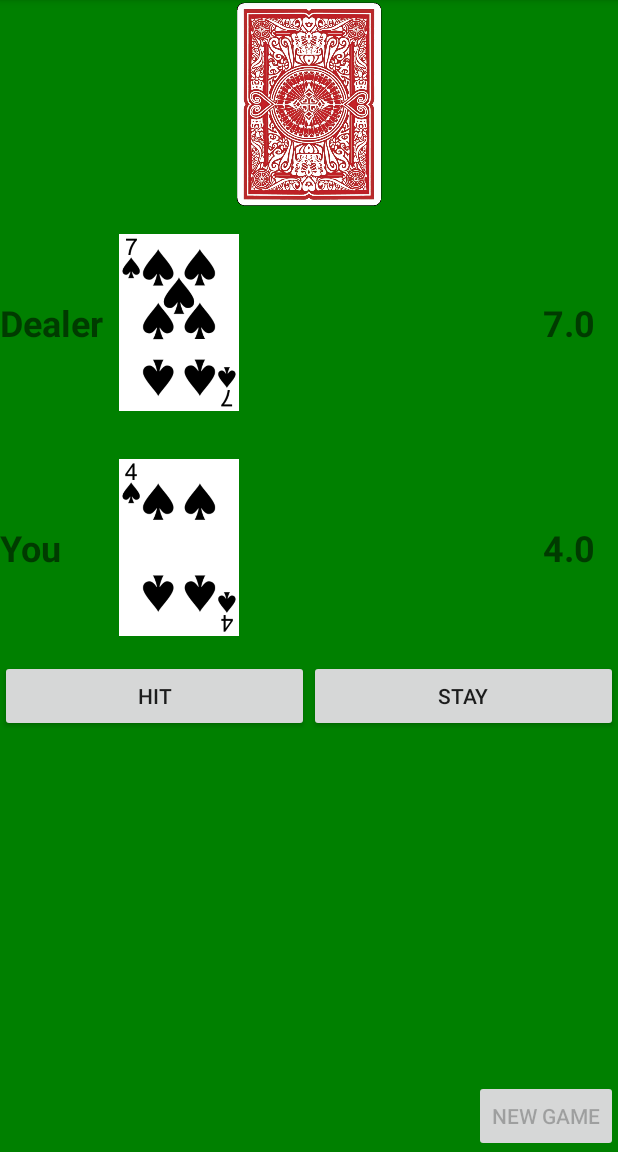
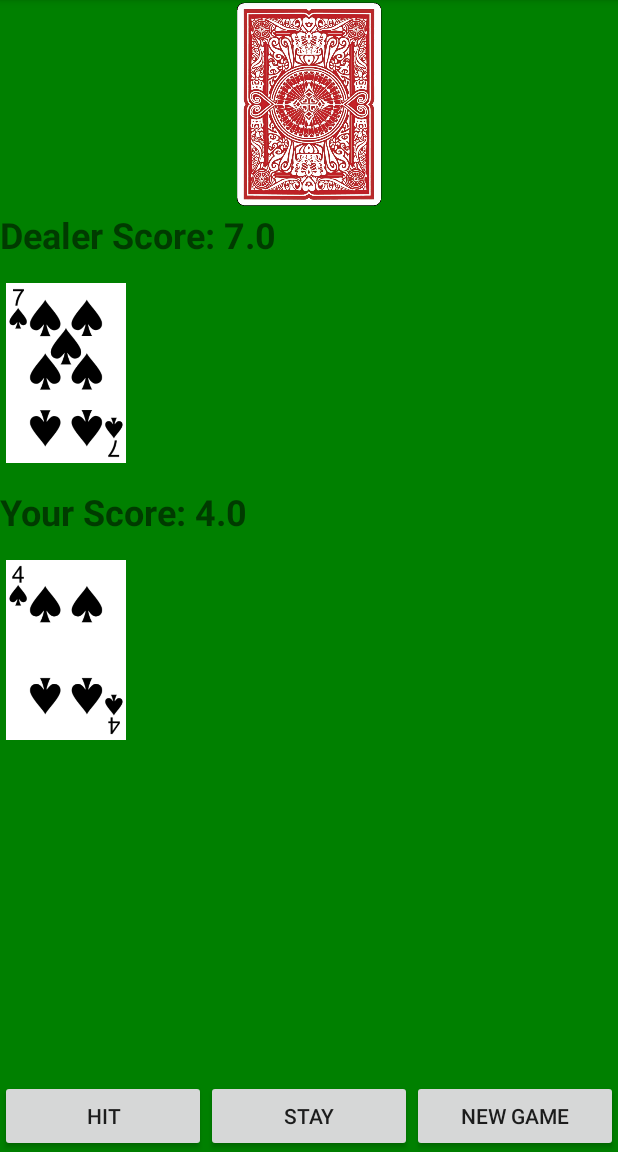
Before and after one commit to kingkung/CreateAndLearn, an Android app: the TenDotFiveActivity screen opened directly, with no data from a screen before it, after a tap on "NEW GAME", on a phone screen of 412 x 824 dp, the part 84-1236 px from its top. Run offline under Robolectric (Android 15) with nearby library versions, the phone set to English and light mode, and no system bars; 2 other taps on this screen came first.

Commit message:
Simplify 10.5 based on Jessie's feedback - put dealer/player label and score in a single text view - do not handle card overlap - do not disable buttons - don't do a 2.5-second delay for the dealer, just show the result immediately show result string in a toast at the bottom

```diff
--- a/app/src/main/java/com/example/user/myapplication/tendotfive/TenDotFiveActivity.java
+++ b/app/src/main/java/com/example/user/myapplication/tendotfive/TenDotFiveActivity.java
@@ -3,21 +3,20 @@ package com.example.user.myapplication.tendotfive;
 import android.os.Bundle;
 import android.os.Handler;
 import android.os.Looper;
-import androidx.annotation.Nullable;
-import androidx.appcompat.app.AppCompatActivity;
 import android.view.LayoutInflater;
-import android.view.View;
-import android.view.ViewGroup;
 import android.widget.Button;
 import android.widget.ImageView;
 import android.widget.LinearLayout;
 import android.widget.TextView;
+import android.widget.Toast;
+
+import androidx.annotation.Nullable;
+import androidx.appcompat.app.AppCompatActivity;
 
 import com.example.user.myapplication.R;
 
 public class TenDotFiveActivity extends AppCompatActivity {
 
-    private final long DEALER_MOVE_DELAY_IN_MILLIS = 2500;
     private final Handler handler = new Handler(Looper.getMainLooper());
 
     private TenDotFiveGame game;
@@ -26,52 +25,38 @@ public class TenDotFiveActivity extends AppCompatActivity {
     private LinearLayout dealerHandLayout;
     private TextView playerScoreTextView;
     private TextView dealerScoreTextView;
-    private TextView gameResultTextView;
-    private ViewGroup buttonContainer;
     private Button hitButton;
     private Button stayButton;
     private Button newGameButton;
+    @Nullable private Toast toast;
 
     @Override
     protected void onCreate(@Nullable Bundle savedInstanceState) {
         super.onCreate(savedInstanceState);
         setContentView(R.layout.ten_and_a_half_activity);
-        buttonContainer = findViewById(R.id.actions);
-        buttonContainer.setVisibility(View.INVISIBLE);
         hitButton = findViewById(R.id.hit);
         hitButton.setOnClickListener((v) -> dealCardToPlayer());
         stayButton = findViewById(R.id.stay);
-        stayButton.setOnClickListener((v) -> startDealerTurn());
+        stayButton.setOnClickListener((v) -> nextDealerMove());
         playerHandLayout = findViewById(R.id.player_cards);
         playerScoreTextView = findViewById(R.id.player_score);
         dealerHandLayout = findViewById(R.id.dealer_cards);
         dealerScoreTextView = findViewById(R.id.dealer_score);
-        gameResultTextView = findViewById(R.id.you_win);
-        gameResultTextView.setVisibility(View.INVISIBLE);
         newGameButton = findViewById(R.id.new_game);
         newGameButton.setOnClickListener((v) -> startNewGame());
     }
 
     private void startNewGame() {
         game = new TenDotFiveGame();
-        newGameButton.setEnabled(false);
-        gameResultTextView.setVisibility(View.INVISIBLE);
-        playerScoreTextView.setText(Double.toString(game.getPlayerTotal()));
-        dealerScoreTextView.setText(Double.toString(game.getDealerTotal()));
+        if (toast != null) {
+            toast.cancel();
+            toast = null;
+        }
         playerHandLayout.removeAllViews();
         dealerHandLayout.removeAllViews();
-        buttonContainer.setVisibility(View.VISIBLE);
-        hitButton.setEnabled(true);
-        stayButton.setEnabled(true);
         // Deal one card to the player and one card to the dealer.
         dealCardToPlayer();
         dealCardToDealer();
-    }
-
-    private void startDealerTurn() {
-        hitButton.setEnabled(false);
-        stayButton.setEnabled(false);
-        nextDealerMove();
     }
 
     private void nextDealerMove() {
@@ -80,24 +65,21 @@ public class TenDotFiveActivity extends AppCompatActivity {
             endGame();
             return;
         }
-        // Otherwise, deal the next dealer card on a 2.5s delay, and recursively call this method.
-        handler.postDelayed(() -> {
-            dealCardToDealer();
-            nextDealerMove();
-        }, DEALER_MOVE_DELAY_IN_MILLIS);
+        // Otherwise, deal the next dealer card, and recursively call this method.
+        dealCardToDealer();
+        nextDealerMove();
     }
 
     private void endGame() {
         handler.removeCallbacksAndMessages(null);
-        gameResultTextView.setVisibility(View.VISIBLE);
-        gameResultTextView.setText(game.getWinner());
-        buttonContainer.setVisibility(View.INVISIBLE);
-        newGameButton.setEnabled(true);
+        toast = Toast.makeText(this, game.getWinner(), Toast.LENGTH_LONG);
+        toast.show();
     }
 
     private void dealCardToPlayer() {
         Card card = game.playerHit();
-        playerScoreTextView.setText(Double.toString(game.getPlayerTotal()));
+        playerScoreTextView.setText(
+                getResources().getString(R.string.player_score, game.getPlayerTotal()));
         inflateCardViewAndAddToLayout(card, playerHandLayout);
         if (game.playerIsBusted()) {
             endGame();
@@ -106,23 +88,18 @@ public class TenDotFiveActivity extends AppCompatActivity {
 
     private void dealCardToDealer() {
         Card card = game.dealerHit();
-        dealerScoreTextView.setText(Double.toString(game.getDealerTotal()));
+        dealerScoreTextView.setText(
+                getResources().getString(R.string.dealer_score, game.getDealerTotal()));
         inflateCardViewAndAddToLayout(card, dealerHandLayout);
     }
 
     private void inflateCardViewAndAddToLayout(Card card, LinearLayout layout) {
         // Inflate a view representing a card.
         ImageView cardView =
-                (ImageView) LayoutInflater.from(this).inflate(R.layout.poker_card, layout, false);
+                (ImageView) LayoutInflater.from(this)
+                        .inflate(R.layout.poker_card, layout, false);
         // Set the ImageView resource to the card's image id
         cardView.setImageResource(card.getImageResId());
-        // If this isn't the first card in the layout, adjust the margins so that this card overlaps
-        // the previous card in the layout.
-        if (layout.getChildCount() > 0) {
-            LinearLayout.LayoutParams params =
-                    (LinearLayout.LayoutParams) cardView.getLayoutParams();
-            params.leftMargin = getResources().getDimensionPixelSize(R.dimen.overlap);
-        }
         // Add the card to the layout.
         layout.addView(cardView);
     }
--- a/app/src/main/res/layout/poker_card.xml
+++ b/app/src/main/res/layout/poker_card.xml
@@ -2,7 +2,7 @@
 <ImageView  xmlns:android="http://schemas.android.com/apk/res/android"
     android:gravity="center"
     android:layout_width="80dp"
-    android:layout_height="wrap_content"
+    android:layout_height="120dp"
     android:layout_marginBottom="16dp"
     android:layout_marginTop="16dp"
     android:layout_marginLeft="4dp"
--- a/app/src/main/res/layout/ten_and_a_half_activity.xml
+++ b/app/src/main/res/layout/ten_and_a_half_activity.xml
@@ -1,74 +1,47 @@
 <?xml version="1.0" encoding="utf-8"?>
 <LinearLayout xmlns:android="http://schemas.android.com/apk/res/android"
-    android:orientation="vertical" android:layout_width="match_parent"
+    android:orientation="vertical"
+    android:layout_width="match_parent"
     android:layout_height="match_parent"
     android:background="#008000">
-    <FrameLayout
+    <ImageView
         android:layout_width="match_parent"
         android:layout_height="140dp"
         android:layout_gravity="end"
-        android:gravity="end">
-        <ImageView
+        android:gravity="end"
+        android:src="@drawable/card_stack"/>
+    <TextView
+        android:id="@+id/dealer_score"
         android:layout_width="match_parent"
         android:layout_height="wrap_content"
-            android:layout_gravity="end"
-            android:gravity="end"
-            android:src="@drawable/card_stack"/>
-    </FrameLayout>
-    <LinearLayout
-        android:layout_width="match_parent"
-        android:layout_height="150dp">
-        <TextView
-            android:layout_width="75dp"
-            android:layout_height="match_parent"
         android:gravity="center_vertical"
         android:textSize="24sp"
-            android:textStyle="bold"
-            android:text="Dealer"/>
+        android:textStyle="bold"/>
     <LinearLayout
         android:id="@+id/dealer_cards"
-            android:layout_width="0dp"
+        android:layout_width="match_parent"
+        android:layout_height="wrap_content"
         android:gravity="center_vertical"
-            android:layout_height="match_parent"
-            android:orientation="horizontal"
-            android:layout_weight="1"/>
+        android:orientation="horizontal" />
     <TextView
-            android:id="@+id/dealer_score"
-            android:layout_width="50dp"
+        android:id="@+id/player_score"
+        android:layout_width="match_parent"
+        android:layout_height="wrap_content"
+        android:gravity="center_vertical"
         android:textSize="24sp"
-            android:textStyle="bold"
-            android:layout_height="match_parent"
-            android:gravity="center_vertical"/>
-    </LinearLayout>
-    <LinearLayout
-        android:layout_width="match_parent"
-        android:layout_height="150dp">
-        <TextView
-            android:layout_width="75dp"
-            android:layout_height="match_parent"
-            android:textSize="24sp"
-            android:textStyle="bold"
-            android:gravity="center_vertical"
-            android:text="You"/>
+        android:textStyle="bold"/>
     <LinearLayout
         android:id="@+id/player_cards"
+        android:layout_width="match_parent"
+        android:layout_height="wrap_content"
         android:gravity="center_vertical"
-            android:layout_width="0dp"
-            android:layout_height="match_parent"
-            android:orientation="horizontal"
-            android:layout_weight="1"/>
-        <TextView
-            android:id="@+id/player_score"
-            android:layout_width="50dp"
-            android:textSize="24sp"
-            android:textStyle="bold"
-            android:layout_height="match_parent"
-            android:gravity="center_vertical"/>
-    </LinearLayout>
+        android:orientation="horizontal" />
     <LinearLayout
-        android:id="@+id/actions"
+        android:layout_gravity="bottom"
         android:layout_width="match_parent"
-        android:layout_height="wrap_content">
+        android:layout_height="0dp"
+        android:layout_weight="1"
+        android:gravity="bottom">
         <Button
             android:id="@+id/hit"
             android:layout_width="0dp"
@@ -83,25 +56,11 @@
             android:layout_weight="1"
             android:gravity="center"
             android:text="Stay"/>
-    </LinearLayout>
-    <LinearLayout
-        android:layout_width="match_parent"
-        android:layout_height="0dp"
-        android:layout_weight="1"
-        android:layout_gravity="bottom"
-        android:gravity="bottom">
-        <TextView
-            android:id="@+id/you_win"
+        <Button
+            android:id="@+id/new_game"
             android:layout_width="0dp"
             android:layout_height="wrap_content"
             android:layout_weight="1"
-            android:textSize="24sp"
-            android:text="You win!"
-            android:gravity="center"/>
-        <Button
-            android:id="@+id/new_game"
-            android:layout_width="wrap_content"
-            android:layout_height="wrap_content"
             android:gravity="center"
             android:text="New Game"/>
     </LinearLayout>
--- a/app/src/main/res/values/dimens.xml
+++ /dev/null
@@ -1,4 +0,0 @@
-<?xml version="1.0" encoding="utf-8"?>
-<resources>
-    <dimen name="overlap">-40dp</dimen>
-</resources>
--- a/app/src/main/res/values/strings.xml
+++ b/app/src/main/res/values/strings.xml
@@ -2,4 +2,6 @@
     <string name="app_name">My Application</string>
     <string name="color_match_score">Current Score: <xliff:g id="score" example="3">%d</xliff:g></string>
     <string name="color_match_high_score">High Score: <xliff:g id="score" example="3">%d</xliff:g></string>
+    <string name="dealer_score">Dealer Score: <xliff:g id="score" example="3">%.1f</xliff:g></string>
+    <string name="player_score">Your Score: <xliff:g id="score" example="3">%.1f</xliff:g></string>
 </resources>
```
Lines whose indentation alone changed are shown as unchanged.
